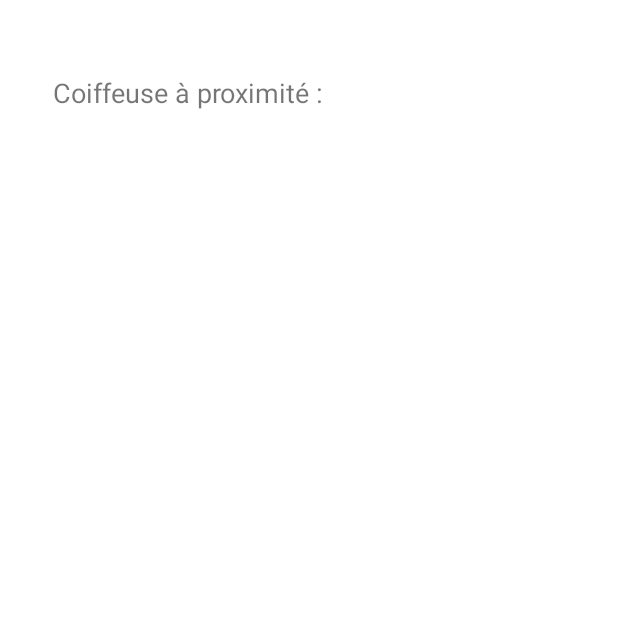
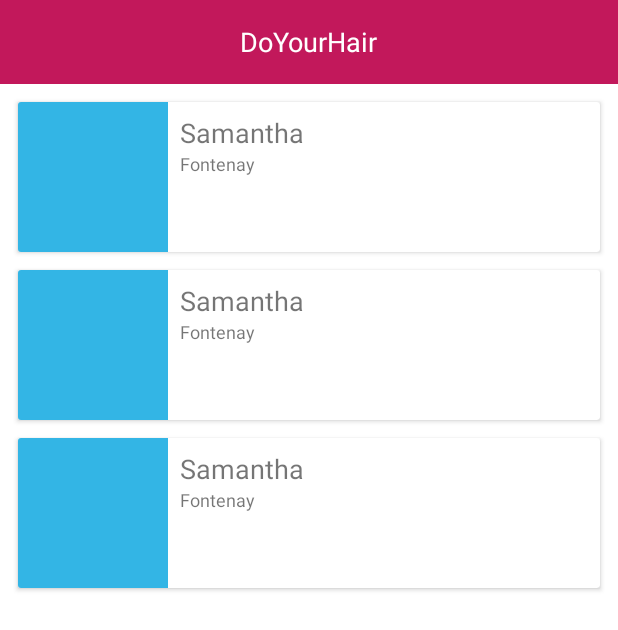
Before and after one commit to kayagaelle/doyourhair, an Android app: the layout activity_home.xml on its own in the app's theme, with its tools: preview values and no code run, on a phone screen of 412 x 824 dp. Shown: the top 630 px of the screen. Run offline under Robolectric (Android 15) with nearby library versions, the phone set to English and light mode, and no system bars.

Commit message:
HomeActivity

```diff
--- a/app/build.gradle
+++ b/app/build.gradle
@@ -32,6 +32,7 @@ dependencies {
 
 
     implementation 'com.android.support:appcompat-v7:27.1.1'
+    implementation 'com.android.support:cardview-v7:27.1.1'
     implementation 'com.android.support.constraint:constraint-layout:1.1.3'
     implementation 'com.android.support:design:27.1.1'
     testImplementation 'junit:junit:4.12'
--- a/app/src/main/java/gaelle/doyourhair/view/BaseActivity.java
+++ b/app/src/main/java/gaelle/doyourhair/view/BaseActivity.java
@@ -53,8 +53,8 @@ public class BaseActivity extends AppCompatActivity {
      * @param name
      * @param email
      */
-    protected void writeNewUser(String userId, String name, String prenom, String email) {
-        User user = new User(userId, email, name, prenom);
+    protected void writeNewUser(String userId, String name, String prenom, String email, boolean isCoiffeuse) {
+        User user = new User(userId, email, name, prenom, isCoiffeuse);
 
         database.child("users").child(userId).setValue(user);
     }
--- a/app/src/main/java/gaelle/doyourhair/view/SignUpActivity.java
+++ b/app/src/main/java/gaelle/doyourhair/view/SignUpActivity.java
@@ -86,7 +86,7 @@ public class SignUpActivity extends BaseActivity {
         if(TextUtils.isEmpty(name))
             name = usernameFromEmail(user.getEmail());
 
-        writeNewUser(user.getUid(), name, prenom, user.getEmail());
+        writeNewUser(user.getUid(), name, prenom, user.getEmail(), false); //Si création depuis SignUp c'est que pas coiffeuse
 
         HomeActivity.Launch(this);
         finish();
--- a/app/src/main/res/layout/activity_home.xml
+++ b/app/src/main/res/layout/activity_home.xml
@@ -1,33 +1,39 @@
 <?xml version="1.0" encoding="utf-8"?>
-<RelativeLayout xmlns:android="http://schemas.android.com/apk/res/android"
+<android.support.constraint.ConstraintLayout xmlns:android="http://schemas.android.com/apk/res/android"
+    xmlns:app="http://schemas.android.com/apk/res-auto"
     xmlns:tools="http://schemas.android.com/tools"
     android:id="@+id/activity_home"
     android:layout_width="match_parent"
     android:layout_height="match_parent"
-    android:paddingBottom="@dimen/activity_vertical_margin"
-    android:paddingLeft="@dimen/activity_horizontal_margin"
-    android:paddingRight="@dimen/activity_horizontal_margin"
-    android:paddingTop="@dimen/activity_vertical_margin"
     tools:context="gaelle.doyourhair.view.HomeActivity"
     android:background="@android:color/white">
 
-    <TextView
-        android:text="Coiffeuse à proximité :"
-        android:layout_width="wrap_content"
+    <android.support.v7.widget.Toolbar
+        android:id="@+id/toolbar"
+        android:layout_width="match_parent"
         android:layout_height="wrap_content"
-        android:layout_marginStart="19dp"
-        android:layout_marginTop="33dp"
-        android:id="@+id/titre_home"
         android:layout_alignParentTop="true"
-        android:layout_alignParentStart="true"
-        android:textAlignment="center"
-        android:textSize="18sp" />
+        android:background="@color/colorPrimaryDark"
+        app:layout_constraintTop_toTopOf="parent">
 
-    <ListView
+        <TextView
+            android:id="@+id/txv_logo"
+            android:layout_width="wrap_content"
+            android:layout_height="wrap_content"
+            android:text="@string/app_name"
+            android:textSize="18sp"
+            android:textColor="@android:color/white"
+            android:layout_gravity="center"/>
+
+    </android.support.v7.widget.Toolbar>
+
+
+    <android.support.v7.widget.RecyclerView
+        android:id="@+id/liste_coiffeuse"
         android:layout_width="match_parent"
-        android:layout_height="match_parent"
-        android:id="@+id/liste_coiffeuse"
-        android:layout_marginTop="29dp"
-        android:layout_below="@+id/titre_home"
-        android:layout_alignParentStart="true" />
-</RelativeLayout>
+        android:layout_height="0dp"
+        tools:listitem="@layout/item_coiffeuse"
+        app:layout_constraintBottom_toBottomOf="parent"
+        app:layout_constraintTop_toBottomOf="@+id/toolbar" />
+
+</android.support.constraint.ConstraintLayout>
--- /dev/null
+++ b/app/src/main/res/layout/item_coiffeuse.xml
@@ -0,0 +1,48 @@
+<?xml version="1.0" encoding="utf-8"?>
+<android.support.v7.widget.CardView xmlns:android="http://schemas.android.com/apk/res/android"
+    xmlns:app="http://schemas.android.com/apk/res-auto"
+    android:layout_width="match_parent"
+    android:layout_height="wrap_content"
+    android:layout_marginTop="12dp"
+    android:layout_marginStart="12dp"
+    android:layout_marginEnd="12dp"
+    xmlns:tools="http://schemas.android.com/tools"
+    android:id="@+id/ctn">
+
+        <android.support.constraint.ConstraintLayout
+            android:layout_width="match_parent"
+            android:layout_height="wrap_content">
+
+            <ImageView
+                android:layout_width="100dp"
+                android:layout_height="100dp"
+                android:id="@+id/imv_user"
+                android:layout_alignParentLeft="true"
+                tools:src="@android:color/holo_blue_light"
+                android:layout_alignParentTop="true" />
+
+            <TextView
+                android:id="@+id/txv_name"
+                android:layout_width="wrap_content"
+                android:layout_height="wrap_content"
+                android:layout_alignParentTop="true"
+                android:layout_marginStart="8dp"
+                android:layout_marginTop="8dp"
+                android:textSize="18sp"
+                app:layout_constraintStart_toEndOf="@+id/imv_user"
+                app:layout_constraintTop_toTopOf="parent"
+                tools:text="Samantha" />
+
+            <TextView
+                android:id="@+id/txv_adresse"
+                android:layout_width="wrap_content"
+                android:layout_height="wrap_content"
+                android:layout_marginStart="8dp"
+                android:textSize="12sp"
+                app:layout_constraintStart_toEndOf="@+id/imv_user"
+                app:layout_constraintTop_toBottomOf="@+id/txv_name"
+                tools:text="Fontenay" />
+
+        </android.support.constraint.ConstraintLayout>
+
+</android.support.v7.widget.CardView>
--- a/app/src/main/res/values/styles.xml
+++ b/app/src/main/res/values/styles.xml
@@ -1,7 +1,7 @@
 <resources>
 
     <!-- Base application theme. -->
-    <style name="AppTheme" parent="Theme.AppCompat.Light.DarkActionBar">
+    <style name="AppTheme" parent="Theme.AppCompat.Light.NoActionBar">
         <!-- Customize your theme here. -->
         <item name="colorPrimary">@color/colorPrimary</item>
         <item name="colorPrimaryDark">@color/colorPrimaryDark</item>
```
Also changed, not shown: app/src/main/java/gaelle/doyourhair/CoiffeuseAdapter.java (added, +65 -0 lines), app/src/main/java/gaelle/doyourhair/model/User.java (+11 -1 lines), app/src/main/java/gaelle/doyourhair/view/HomeActivity.java (+53 -1 lines).
